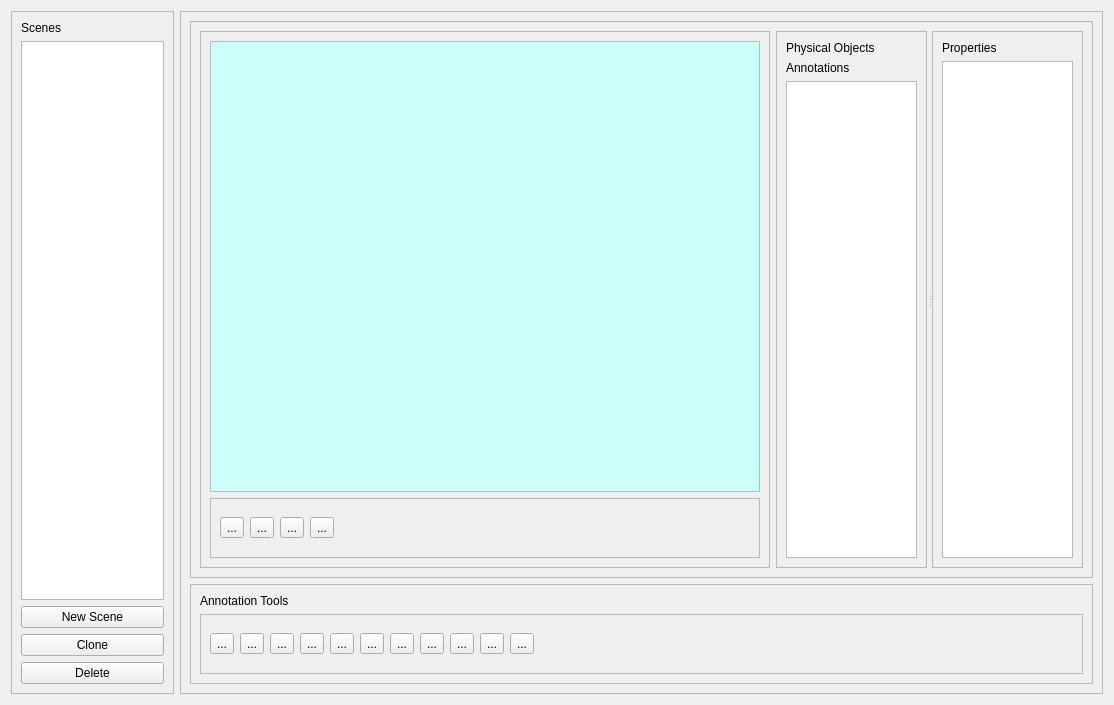
This is isar/ui/scene_definition.ui in zardosht/isar as Qt 5 draws it before an edit. The edited form follows.
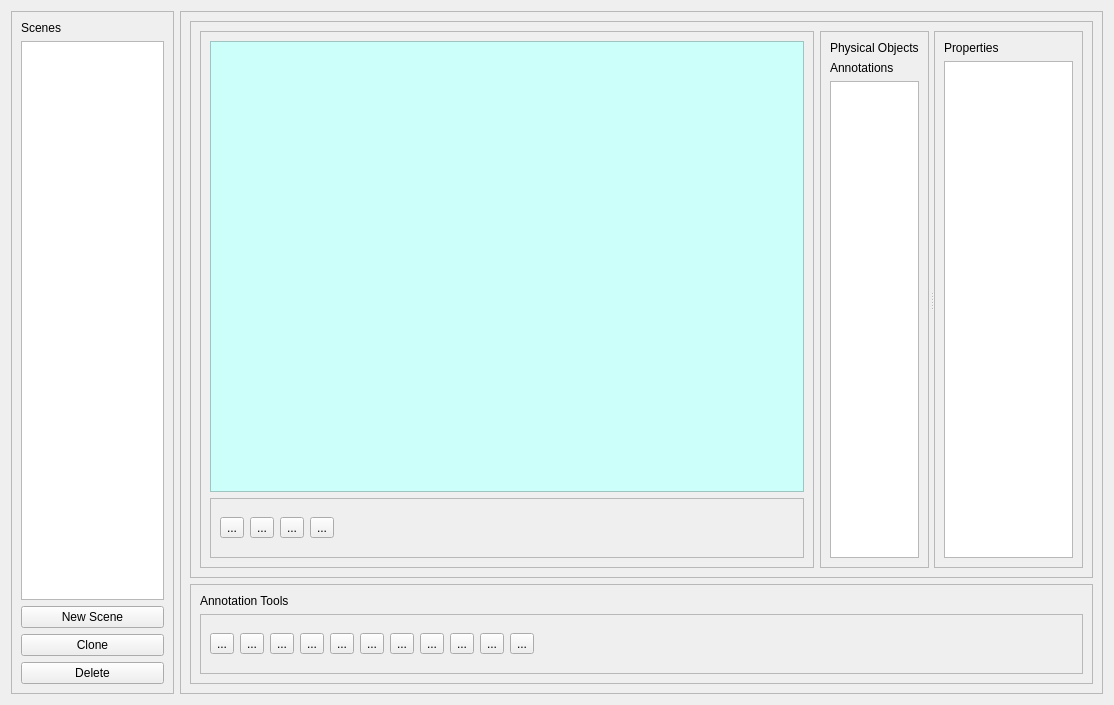
This is the edited form. Icons and pictures are not drawn.

```diff
--- a/isar/ui/scene_definition.ui
+++ b/isar/ui/scene_definition.ui
@@ -109,7 +109,7 @@
           <widget class="QFrame" name="camers_view_frame">
            <property name="sizePolicy">
             <sizepolicy hsizetype="Preferred" vsizetype="Preferred">
-             <horstretch>65</horstretch>
+             <horstretch>70</horstretch>
              <verstretch>0</verstretch>
             </sizepolicy>
            </property>
@@ -236,7 +236,7 @@
           <widget class="QSplitter" name="splitter">
            <property name="sizePolicy">
             <sizepolicy hsizetype="Expanding" vsizetype="Preferred">
-             <horstretch>35</horstretch>
+             <horstretch>30</horstretch>
              <verstretch>0</verstretch>
             </sizepolicy>
            </property>
@@ -252,7 +252,7 @@
            <widget class="QFrame" name="objects_view_frame">
             <property name="sizePolicy">
              <sizepolicy hsizetype="Preferred" vsizetype="Preferred">
-              <horstretch>50</horstretch>
+              <horstretch>40</horstretch>
               <verstretch>0</verstretch>
              </sizepolicy>
             </property>
@@ -291,7 +291,7 @@
            <widget class="QFrame" name="properties_view_frame">
             <property name="sizePolicy">
              <sizepolicy hsizetype="Preferred" vsizetype="Preferred">
-              <horstretch>50</horstretch>
+              <horstretch>60</horstretch>
               <verstretch>0</verstretch>
              </sizepolicy>
             </property>
```
